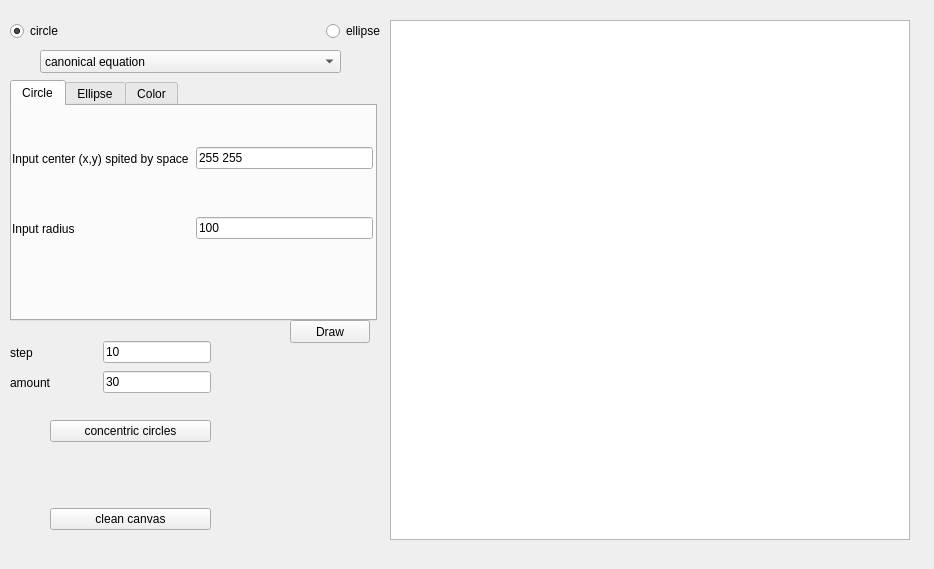
Old version of the form lab_03/design.ui in the repository wh75er/computer_graphics.
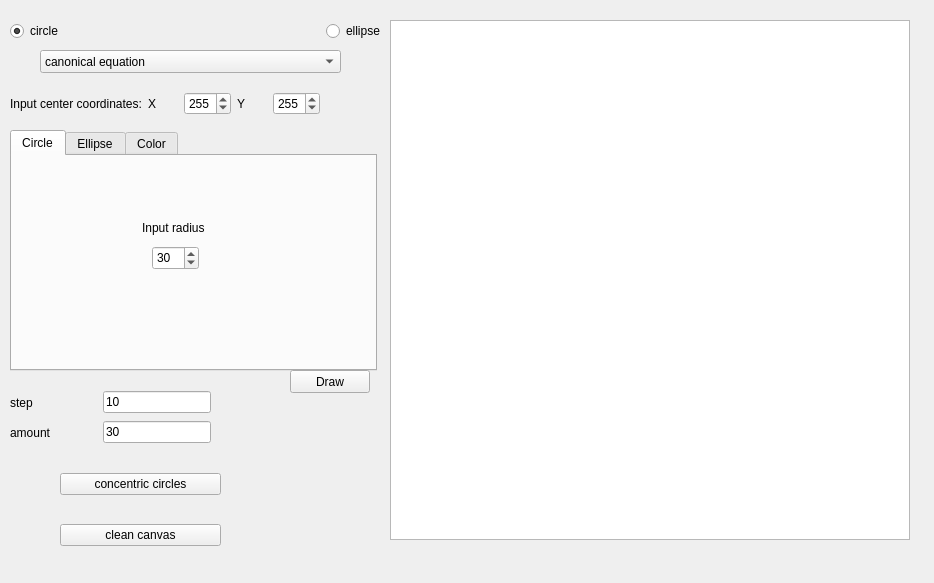
New version of the form. The open tabs and pages were chosen to show the change.

Commit message: manual drawing had been added

Patch:
```diff
--- a/lab_03/design.ui
+++ b/lab_03/design.ui
@@ -7,7 +7,7 @@
     <x>0</x>
     <y>0</y>
     <width>934</width>
-    <height>569</height>
+    <height>583</height>
    </rect>
   </property>
   <property name="windowTitle">
@@ -28,7 +28,7 @@
     <property name="geometry">
      <rect>
       <x>10</x>
-      <y>80</y>
+      <y>130</y>
       <width>367</width>
       <height>241</height>
      </rect>
@@ -43,87 +43,34 @@
      <attribute name="title">
       <string>Circle</string>
      </attribute>
-     <widget class="QWidget" name="layoutWidget">
+     <widget class="QLabel" name="label_3">
       <property name="geometry">
        <rect>
-        <x>0</x>
-        <y>110</y>
-        <width>361</width>
-        <height>25</height>
+        <x>130</x>
+        <y>60</y>
+        <width>177</width>
+        <height>23</height>
        </rect>
       </property>
-      <layout class="QHBoxLayout" name="horizontalLayout_3">
-       <item>
-        <widget class="QLabel" name="label_3">
-         <property name="text">
-          <string>Input radius</string>
-         </property>
-        </widget>
-       </item>
-       <item>
-        <widget class="QLineEdit" name="radius_input">
-         <property name="enabled">
-          <bool>true</bool>
-         </property>
-         <property name="sizePolicy">
-          <sizepolicy hsizetype="Preferred" vsizetype="Fixed">
-           <horstretch>0</horstretch>
-           <verstretch>0</verstretch>
-          </sizepolicy>
-         </property>
-         <property name="mouseTracking">
-          <bool>true</bool>
-         </property>
-         <property name="text">
-          <string>100</string>
-         </property>
-         <property name="clearButtonEnabled">
-          <bool>false</bool>
-         </property>
-        </widget>
-       </item>
-      </layout>
+      <property name="text">
+       <string>Input radius</string>
+      </property>
      </widget>
-     <widget class="QWidget" name="layoutWidget_2">
+     <widget class="QSpinBox" name="radius">
       <property name="geometry">
        <rect>
-        <x>0</x>
-        <y>40</y>
-        <width>361</width>
-        <height>25</height>
+        <x>140</x>
+        <y>90</y>
+        <width>47</width>
+        <height>24</height>
        </rect>
       </property>
-      <layout class="QHBoxLayout" name="horizontalLayout_4">
-       <item>
-        <widget class="QLabel" name="label_4">
-         <property name="text">
-          <string>Input center (x,y) spited by space</string>
-         </property>
-        </widget>
-       </item>
-       <item>
-        <widget class="QLineEdit" name="center_input">
-         <property name="enabled">
-          <bool>true</bool>
-         </property>
-         <property name="sizePolicy">
-          <sizepolicy hsizetype="Preferred" vsizetype="Fixed">
-           <horstretch>0</horstretch>
-           <verstretch>0</verstretch>
-          </sizepolicy>
-         </property>
-         <property name="mouseTracking">
-          <bool>true</bool>
-         </property>
-         <property name="text">
-          <string>255 255</string>
-         </property>
-         <property name="clearButtonEnabled">
-          <bool>false</bool>
-         </property>
-        </widget>
-       </item>
-      </layout>
+      <property name="maximum">
+       <number>260</number>
+      </property>
+      <property name="value">
+       <number>30</number>
+      </property>
      </widget>
     </widget>
     <widget class="QWidget" name="tab_2">
@@ -280,7 +227,7 @@
     <property name="geometry">
      <rect>
       <x>10</x>
-      <y>370</y>
+      <y>420</y>
       <width>201</width>
       <height>25</height>
      </rect>
@@ -312,7 +259,7 @@
     <property name="geometry">
      <rect>
       <x>290</x>
-      <y>320</y>
+      <y>370</y>
       <width>80</width>
       <height>23</height>
      </rect>
@@ -369,10 +316,10 @@
    <widget class="QWidget" name="layoutWidget">
     <property name="geometry">
      <rect>
-      <x>50</x>
-      <y>400</y>
+      <x>60</x>
+      <y>450</y>
       <width>161</width>
-      <height>151</height>
+      <height>121</height>
      </rect>
     </property>
     <layout class="QVBoxLayout" name="verticalLayout">
@@ -383,22 +330,6 @@
        </property>
       </widget>
      </item>
-     <item>
-      <spacer name="verticalSpacer">
-       <property name="orientation">
-        <enum>Qt::Vertical</enum>
-       </property>
-       <property name="sizeType">
-        <enum>QSizePolicy::Fixed</enum>
-       </property>
-       <property name="sizeHint" stdset="0">
-        <size>
-         <width>20</width>
-         <height>40</height>
-        </size>
-       </property>
-      </spacer>
-     </item>
      <item>
       <widget class="QPushButton" name="clean_button">
        <property name="text">
@@ -412,7 +343,7 @@
     <property name="geometry">
      <rect>
       <x>10</x>
-      <y>340</y>
+      <y>390</y>
       <width>201</width>
       <height>25</height>
      </rect>
@@ -440,6 +371,67 @@
      </item>
     </layout>
    </widget>
+   <widget class="QWidget" name="">
+    <property name="geometry">
+     <rect>
+      <x>10</x>
+      <y>90</y>
+      <width>310</width>
+      <height>28</height>
+     </rect>
+    </property>
+    <layout class="QHBoxLayout" name="horizontalLayout_3">
+     <item>
+      <widget class="QLabel" name="label_4">
+       <property name="text">
+        <string>Input center coordinates:</string>
+       </property>
+      </widget>
+     </item>
+     <item>
+      <layout class="QHBoxLayout" name="horizontalLayout_8">
+       <item>
+        <widget class="QLabel" name="label_9">
+         <property name="text">
+          <string>X</string>
+         </property>
+        </widget>
+       </item>
+       <item>
+        <widget class="QSpinBox" name="center_x">
+         <property name="maximum">
+          <number>520</number>
+         </property>
+         <property name="value">
+          <number>255</number>
+         </property>
+        </widget>
+       </item>
+      </layout>
+     </item>
+     <item>
+      <layout class="QHBoxLayout" name="horizontalLayout_9">
+       <item>
+        <widget class="QLabel" name="label_10">
+         <property name="text">
+          <string>Y</string>
+         </property>
+        </widget>
+       </item>
+       <item>
+        <widget class="QSpinBox" name="center_y">
+         <property name="maximum">
+          <number>520</number>
+         </property>
+         <property name="value">
+          <number>255</number>
+         </property>
+        </widget>
+       </item>
+      </layout>
+     </item>
+    </layout>
+   </widget>
   </widget>
  </widget>
  <resources/>
```
Left out of the diff: 2 changed lines with no effect on the pictures. The commit also changes 1 other file.
